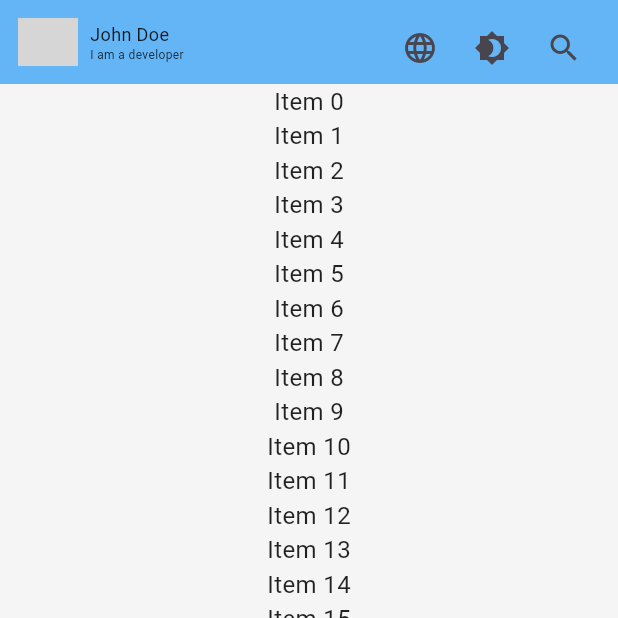
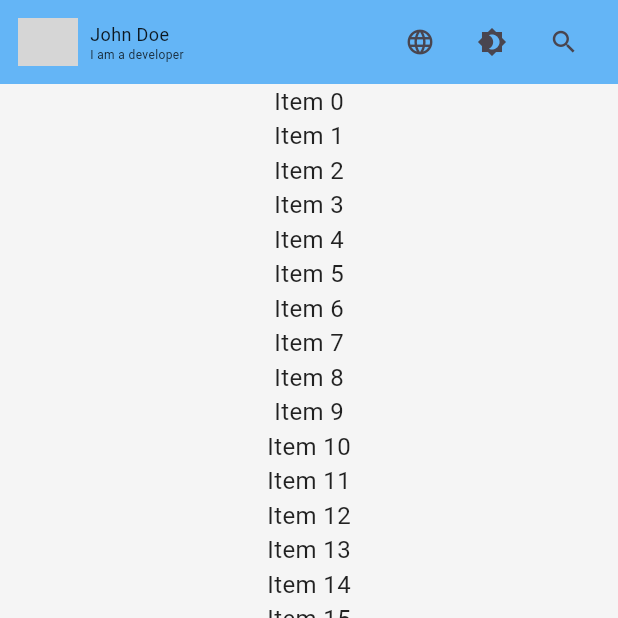
Before and after one commit to abinzhao/flutterAPP, a Flutter app: the screen it shows after launch, on a phone screen of 412 x 824 dp, the top half of it. Run offline on Flutter 3.47's test engine with Material 3 defaults, Android fonts, the phone set to English and light mode, and no system bars; our stand-ins replace easy_localization, go_router, shared_preferences; network calls fail; grey boxes are pictures that could not be loaded.

Commit message:
feat(ui):优化代码

```diff
--- a/lib/components/AdaptiveHeader/index.dart
+++ b/lib/components/AdaptiveHeader/index.dart
@@ -64,6 +64,7 @@ class AdaptiveHeader extends StatelessWidget implements PreferredSizeWidget {
           padding: const EdgeInsets.all(12.0),
           child: Row(
             mainAxisAlignment: MainAxisAlignment.spaceBetween,
+            crossAxisAlignment: CrossAxisAlignment.center,
             children: [
               Row(
                 children: [
@@ -75,25 +76,33 @@ class AdaptiveHeader extends StatelessWidget implements PreferredSizeWidget {
                     mainAxisAlignment: MainAxisAlignment.center,
                     crossAxisAlignment: CrossAxisAlignment.start,
                     children: [
-                      Text(name, style: TextStyle(fontSize: 12)),
-                      Text(signature, style: TextStyle(fontSize: 8)),
+                      Text(name, style: const TextStyle(fontSize: 12)),
+                      Text(signature, style: const TextStyle(fontSize: 8)),
                     ],
                   ),
                 ],
               ),
               Row(
+                mainAxisAlignment: MainAxisAlignment.center,
+                crossAxisAlignment: CrossAxisAlignment.center,
                 children: [
                   IconButton(
+                    padding: const EdgeInsets.symmetric(horizontal: 4),
+                    iconSize: 20.0,
                     icon: const Icon(Icons.language),
                     onPressed: () => LocaleUtils.setLocale(context),
                   ),
                   IconButton(
+                    padding: const EdgeInsets.symmetric(horizontal: 4),
+                    iconSize: 20.0,
                     icon: const Icon(Icons.brightness_4),
                     onPressed: () {
                       // 处理主题切换的逻辑
                     },
                   ),
                   IconButton(
+                    padding: const EdgeInsets.symmetric(horizontal: 4),
+                    iconSize: 20.0,
                     icon: const Icon(Icons.search),
                     onPressed: () {
                       // 处理搜索的路由跳转
--- a/lib/router/page_path.dart
+++ b/lib/router/page_path.dart
@@ -1,3 +1,4 @@
+// ignore: dangling_library_doc_comments
 /// 页面路由
 
 class PagePath {
--- a/lib/views/login/index.dart
+++ b/lib/views/login/index.dart
@@ -11,7 +11,7 @@ class _LoginScreenState extends State<LoginScreen> {
   @override
   Widget build(BuildContext context) {
     return Container(
-      child: Text('Hello World,LoginScreen'),
+      child: const Text('Hello World,LoginScreen'),
     );
   }
 }
--- a/lib/views/profile/index.dart
+++ b/lib/views/profile/index.dart
@@ -11,7 +11,7 @@ class _ProfileScreenState extends State<ProfileScreen> {
   @override
   Widget build(BuildContext context) {
     return Container(
-      child: Text('Hello World,ProfileScreen'),
+      child: const Text('Hello World,ProfileScreen'),
     );
   }
 }
--- a/lib/views/tools/index.dart
+++ b/lib/views/tools/index.dart
@@ -11,7 +11,7 @@ class _ToolsScreenState extends State<ToolsScreen> {
   @override
   Widget build(BuildContext context) {
     return Container(
-      child: Text('Hello World,ToolsScreen'),
+      child: const Text('Hello World,ToolsScreen'),
     );
   }
 }
```
